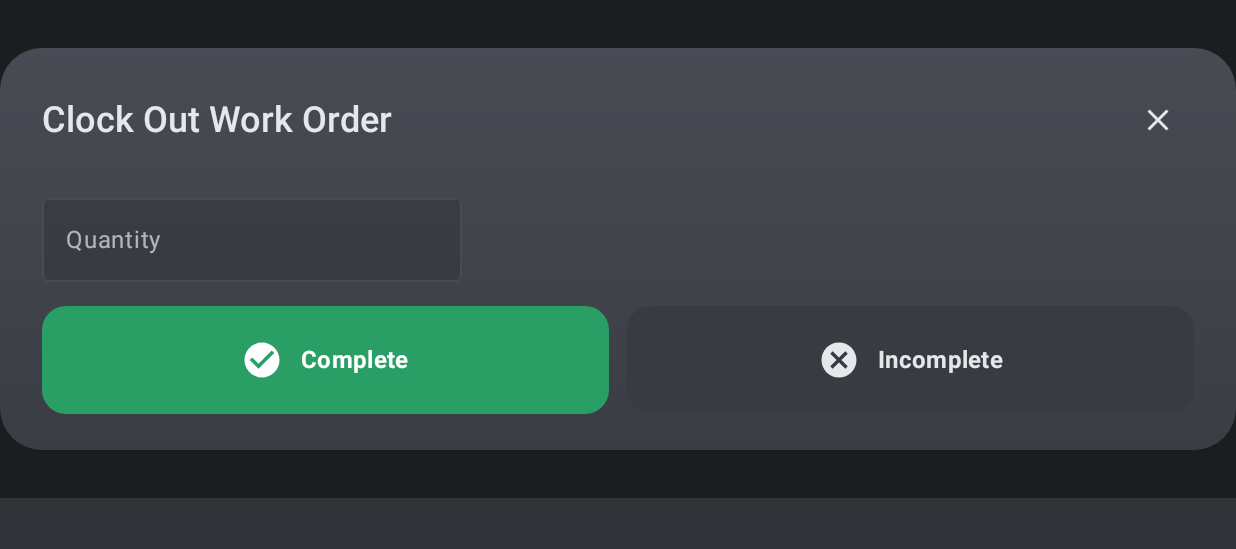
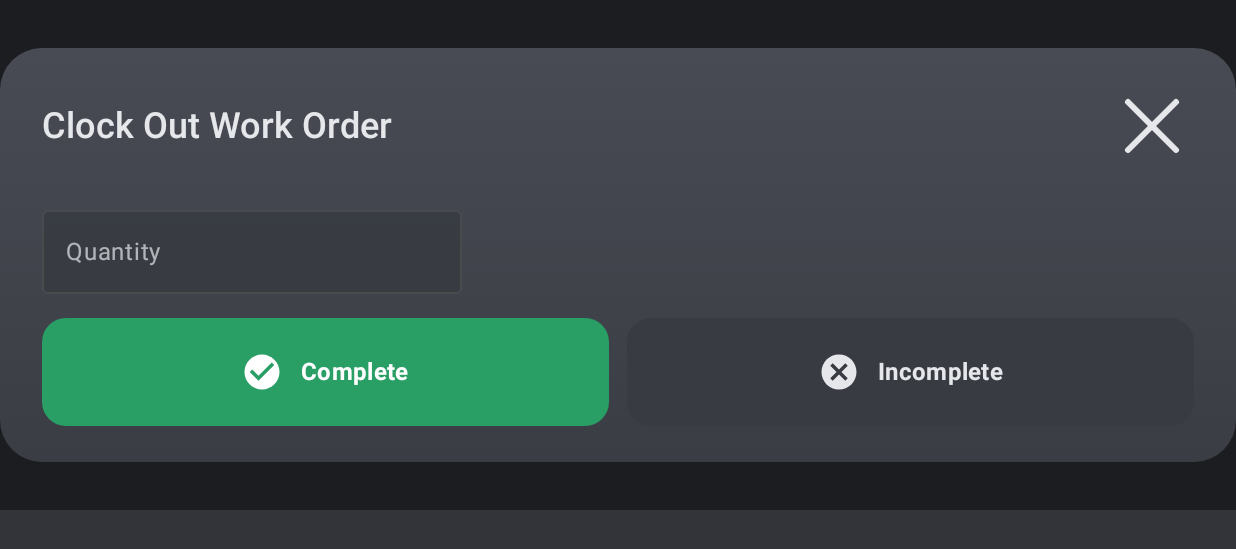
Before and after one commit to reybeld94/terminal_all, an Android app built with Jetpack Compose: the composable ClockOutDialog called with empty values, on a phone screen of 824 x 412 dp (held sideways). Shown: the top 549 px of the screen. Run offline under Robolectric (Android 15) with nearby library versions, the phone set to English and light mode, and no system bars.

Commit message:
Adjust clock out dialog width and close icon

```diff
--- a/Terminal/app/src/main/java/com/example/terminal/ui/workorders/ClockOutDialog.kt
+++ b/Terminal/app/src/main/java/com/example/terminal/ui/workorders/ClockOutDialog.kt
@@ -1,5 +1,6 @@
 package com.example.terminal.ui.workorders
 
+import androidx.compose.foundation.Canvas
 import androidx.compose.foundation.background
 import androidx.compose.foundation.layout.Arrangement
 import androidx.compose.foundation.layout.Box
@@ -15,7 +16,6 @@ import androidx.compose.foundation.layout.widthIn
 import androidx.compose.foundation.shape.RoundedCornerShape
 import androidx.compose.foundation.text.KeyboardOptions
 import androidx.compose.material.icons.Icons
-import androidx.compose.material.icons.filled.Close
 import androidx.compose.material.icons.filled.Cancel
 import androidx.compose.material.icons.filled.CheckCircle
 import androidx.compose.material3.Button
@@ -28,8 +28,10 @@ import androidx.compose.material3.Text
 import androidx.compose.runtime.Composable
 import androidx.compose.ui.Alignment
 import androidx.compose.ui.Modifier
+import androidx.compose.ui.geometry.Offset
 import androidx.compose.ui.graphics.Brush
 import androidx.compose.ui.graphics.Color
+import androidx.compose.ui.graphics.StrokeCap
 import androidx.compose.ui.graphics.vector.ImageVector
 import androidx.compose.ui.text.font.FontWeight
 import androidx.compose.ui.text.input.KeyboardType
@@ -69,7 +71,7 @@ fun ClockOutDialog(
             Column(
                 modifier = Modifier
                     .fillMaxWidth()
-                    .widthIn(max = 520.dp),
+                    .widthIn(max = 500.dp),
                 verticalArrangement = Arrangement.spacedBy(20.dp)
             ) {
                 Row(
@@ -82,12 +84,28 @@ fun ClockOutDialog(
                         style = MaterialTheme.typography.headlineSmall.copy(fontWeight = FontWeight.SemiBold),
                         color = MaterialTheme.colorScheme.onSurfaceVariant
                     )
-                    IconButton(onClick = onDismiss) {
-                        androidx.compose.material3.Icon(
-                            imageVector = Icons.Filled.Close,
-                            contentDescription = "Close",
-                            tint = MaterialTheme.colorScheme.onSurfaceVariant
-                        )
+                    val crossColor = MaterialTheme.colorScheme.onSurfaceVariant
+                    IconButton(
+                        onClick = onDismiss,
+                        modifier = Modifier.size(56.dp)
+                    ) {
+                        Canvas(modifier = Modifier.size(32.dp)) {
+                            val strokeWidth = 4.dp.toPx()
+                            drawLine(
+                                color = crossColor,
+                                start = Offset(0f, 0f),
+                                end = Offset(size.width, size.height),
+                                strokeWidth = strokeWidth,
+                                cap = StrokeCap.Round
+                            )
+                            drawLine(
+                                color = crossColor,
+                                start = Offset(size.width, 0f),
+                                end = Offset(0f, size.height),
+                                strokeWidth = strokeWidth,
+                                cap = StrokeCap.Round
+                            )
+                        }
                     }
                 }
 
```
